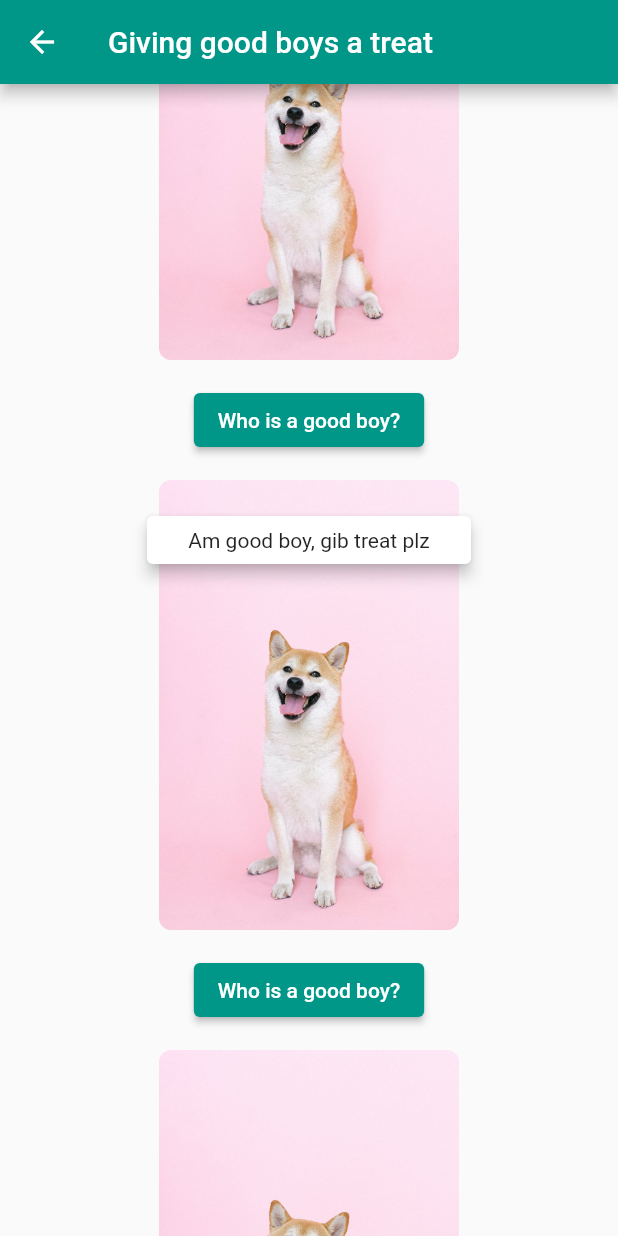
After one commit to inf0rmatix/flutter-custom-overlays, a Flutter app: the CompleteOverlayPage screen opened directly, scrolled down 576 dp, after a tap on "Who is a good boy?", on a phone screen of 412 x 824 dp. The commit adds this screen. Run offline on Flutter 3.47's test engine with Material 2 defaults, Android fonts, the light colour scheme and no system bars.

Commit message:
working on example

```diff
--- a/step_by_step/lib/my_home_page.dart
+++ b/step_by_step/lib/my_home_page.dart
@@ -1,5 +1,6 @@
 import 'package:flutter/material.dart';
 import 'package:step_by_step/steps/basic_overlay/basic_overlay_page.dart';
+import 'package:step_by_step/steps/complete_overlay/complete_overlay_page.dart';
 import 'package:step_by_step/steps/issue/issue_page.dart';
 import 'package:step_by_step/steps/overlay_only/overlay_only_page.dart';
 
@@ -15,7 +16,7 @@ class _MyHomePageState extends State<MyHomePage> with TickerProviderStateMixin {
 
   @override
   void initState() {
-    tabController = TabController(length: 3, vsync: this);
+    tabController = TabController(length: 4, vsync: this);
 
     super.initState();
   }
@@ -44,6 +45,9 @@ class _MyHomePageState extends State<MyHomePage> with TickerProviderStateMixin {
                 Tab(
                   text: 'Basic',
                 ),
+                Tab(
+                  text: 'Complete',
+                ),
               ],
             ),
           ),
@@ -54,6 +58,7 @@ class _MyHomePageState extends State<MyHomePage> with TickerProviderStateMixin {
                 const IssuePage(),
                 OverlayOnlyPage(),
                 BasicOverlayPage(),
+                CompleteOverlayPage(),
               ],
             ),
           ),
--- a/step_by_step/lib/steps/basic_overlay/basic_overlay.dart
+++ b/step_by_step/lib/steps/basic_overlay/basic_overlay.dart
@@ -37,26 +37,17 @@ class BasicOverlayState extends State<BasicOverlay> {
       return;
     }
 
-    // Get the theme from the current context
-    final theme = Theme.of(context);
-
     _overlayEntry = OverlayEntry(
       // If not using a positioned widget, the overlay will simply stretch out across the whole viewport (window)
       builder: (context) => Positioned(
         top: 250,
         left: 275,
         right: 275,
-        // In the overlays' context, there will be no theme, so we have to pass it in ourself
-        child: Theme(
-          data: theme,
-          // When using Material Design, there needs to be a material underneath
-          // for many of the material widgets to be able to render correctly
-          child: Material(
-            // making the material itself transparent to be able to see through
-            // the overlay widget passed in might still cover the space if it wants to
-            color: Colors.transparent,
-            child: widget.overlay,
-          ),
+        child: Material(
+          // making the material itself transparent to be able to see through,
+          // the overlay widget passed in might still cover the space if it wants to
+          color: Colors.transparent,
+          child: widget.overlay,
         ),
       ),
     );
--- /dev/null
+++ b/step_by_step/lib/steps/complete_overlay/complete_overlay.dart
@@ -0,0 +1,108 @@
+import 'package:flutter/material.dart';
+
+class CompleteOverlay extends StatefulWidget {
+  final Widget child;
+
+  final Widget overlay;
+
+  /// Added onto the child's size for the overlay constraints.
+  /// Positive values expand the size, negative values shrink the size
+  /// Always applied equally horizontal and vertical
+  final Offset offset;
+
+  const CompleteOverlay({
+    required this.child,
+    required this.overlay,
+    this.offset = Offset.zero,
+    super.key,
+  });
+
+  @override
+  State<CompleteOverlay> createState() => CompleteOverlayState();
+}
+
+class CompleteOverlayState extends State<CompleteOverlay> {
+  OverlayEntry? _overlayEntry;
+
+  final LayerLink _layerLink = LayerLink();
+
+  @override
+  Widget build(BuildContext context) {
+    return CompositedTransformTarget(
+      link: _layerLink,
+      child: widget.child,
+    );
+  }
+
+  @override
+  void dispose() {
+    // we need to make sure that the overlay is removed once this widget gets disposed
+    hideOverlay();
+
+    super.dispose();
+  }
+
+  void toggleOverlay() {
+    if (_overlayEntry == null) {
+      showOverlay();
+    } else {
+      hideOverlay();
+    }
+  }
+
+  void showOverlay() {
+    // prevent the overlay from being inserted multiple times
+    if (_overlayEntry != null) {
+      return;
+    }
+
+    // getting the size of the overlaid widget
+    final renderBox = context.findRenderObject() as RenderBox;
+
+    final anchorSize = renderBox.size;
+
+    _overlayEntry = OverlayEntry(
+      // If not using a positioned widget, the overlay-entry will simply stretch out across the whole size of the overlay.
+      // By default, there is only one overlay supplied by the navigator, which's size is the whole viewport (window)
+      builder: (context) => Positioned(
+        width: anchorSize.width + widget.offset.dx,
+        height: anchorSize.height + widget.offset.dy,
+        child: CompositedTransformFollower(
+          // This parameter should be set to false,
+          // otherwise the overlay-entry would still be visible for a few frames before dispose gets called.
+          // Since the widget it is linked to is no longer visible, it will move to the top left corner
+          showWhenUnlinked: false,
+          // Connects the widget's position to the overlaid child
+          link: _layerLink,
+          // equally distribute the size offset, negate the values to move outside the linked widgets position and vice versa
+          offset: Offset(
+            -widget.offset.dx / 2,
+            -widget.offset.dy / 2,
+          ),
+          child: Material(
+            // important to prevent the material from absorbing any gestures and taps
+            type: MaterialType.transparency,
+            // Making the material itself transparent to be able to see through,
+            // the overlay widget passed in might still cover the space if it wants to
+            color: Colors.transparent,
+            child: widget.overlay,
+          ),
+        ),
+      ),
+    );
+
+    final overlayState = Overlay.of(context);
+
+    if (overlayState == null) {
+      throw FlutterError('OverlayState was null while trying to display an overlay!');
+    }
+
+    overlayState.insert(_overlayEntry!);
+  }
+
+  void hideOverlay() {
+    _overlayEntry?.remove();
+
+    _overlayEntry = null;
+  }
+}
--- /dev/null
+++ b/step_by_step/lib/steps/complete_overlay/complete_overlay_page.dart
@@ -0,0 +1,21 @@
+import 'package:flutter/material.dart';
+import 'package:step_by_step/steps/complete_overlay/good_boy.dart';
+
+class CompleteOverlayPage extends StatelessWidget {
+  const CompleteOverlayPage({super.key});
+
+  @override
+  Widget build(BuildContext context) {
+    return Scaffold(
+      appBar: AppBar(
+        title: const Text('Giving good boys a treat'),
+      ),
+      body: ListView.separated(
+        padding: const EdgeInsets.only(top: 16),
+        itemCount: 42,
+        itemBuilder: (context, index) => GoodBoy(),
+        separatorBuilder: (context, index) => const SizedBox(height: 16),
+      ),
+    );
+  }
+}
--- /dev/null
+++ b/step_by_step/lib/steps/complete_overlay/good_boy.dart
@@ -0,0 +1,98 @@
+import 'package:flutter/material.dart';
+import 'package:step_by_step/steps/complete_overlay/complete_overlay.dart';
+
+class GoodBoy extends StatelessWidget {
+  final questionOverlayKey = GlobalKey<CompleteOverlayState>();
+  final treatOverlayKey = GlobalKey<CompleteOverlayState>();
+
+  GoodBoy({super.key});
+
+  @override
+  Widget build(BuildContext context) {
+    return Column(
+      mainAxisAlignment: MainAxisAlignment.center,
+      crossAxisAlignment: CrossAxisAlignment.center,
+      mainAxisSize: MainAxisSize.min,
+      children: [
+        ElevatedButton(
+          onPressed: () => questionOverlayKey.currentState?.toggleOverlay(),
+          child: const Text('Who is a good boy?'),
+        ),
+        const SizedBox(height: 16.0),
+        CompleteOverlay(
+          key: treatOverlayKey,
+          overlay: const _Treat(),
+          child: CompleteOverlay(
+            key: questionOverlayKey,
+            offset: const Offset(16, -48),
+            overlay: _Overlay(
+              onTap: () {
+                questionOverlayKey.currentState?.hideOverlay();
+                treatOverlayKey.currentState?.showOverlay();
+              },
+            ),
+            child: Container(
+              clipBehavior: Clip.antiAlias,
+              decoration: BoxDecoration(
+                borderRadius: BorderRadius.circular(8.0),
+              ),
+              child: Image.asset(
+                'assets/pexels-photo-4587979.jpeg',
+                width: 200,
+              ),
+            ),
+          ),
+        ),
+      ],
+    );
+  }
+}
+
+class _Overlay extends StatelessWidget {
+  final void Function() onTap;
+
+  const _Overlay({
+    super.key,
+    required this.onTap,
+  });
+
+  @override
+  Widget build(BuildContext context) {
+    return Column(
+      mainAxisSize: MainAxisSize.min,
+      children: [
+        Material(
+          borderRadius: BorderRadius.circular(4.0),
+          color: Colors.white,
+          elevation: 4,
+          clipBehavior: Clip.antiAlias,
+          child: InkWell(
+            onTap: onTap,
+            child: const Padding(
+              padding: EdgeInsets.all(8.0),
+              child: Center(
+                child: Text('Am good boy, gib treat plz'),
+              ),
+            ),
+          ),
+        ),
+      ],
+    );
+  }
+}
+
+class _Treat extends StatelessWidget {
+  const _Treat({super.key});
+
+  @override
+  Widget build(BuildContext context) {
+    return IgnorePointer(
+      child: Center(
+        child: Image.asset(
+          'assets/dog-treat.png',
+          width: 100,
+        ),
+      ),
+    );
+  }
+}
```
Also changed, not shown: step_by_step/assets/dog-treat.png (added).
